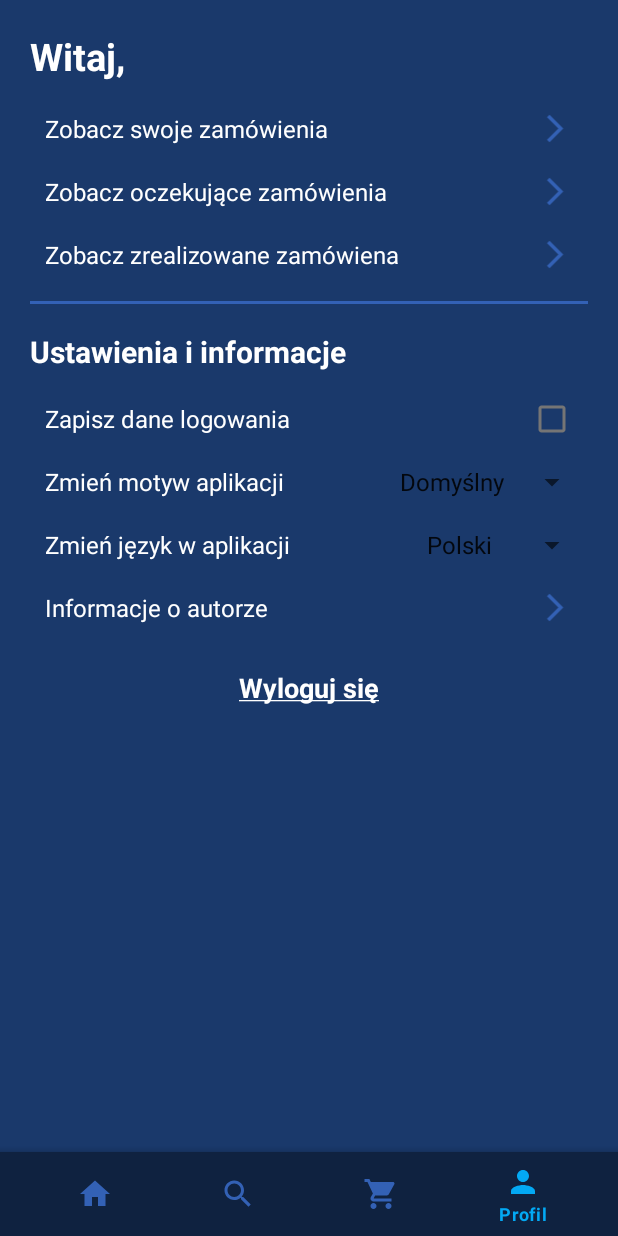
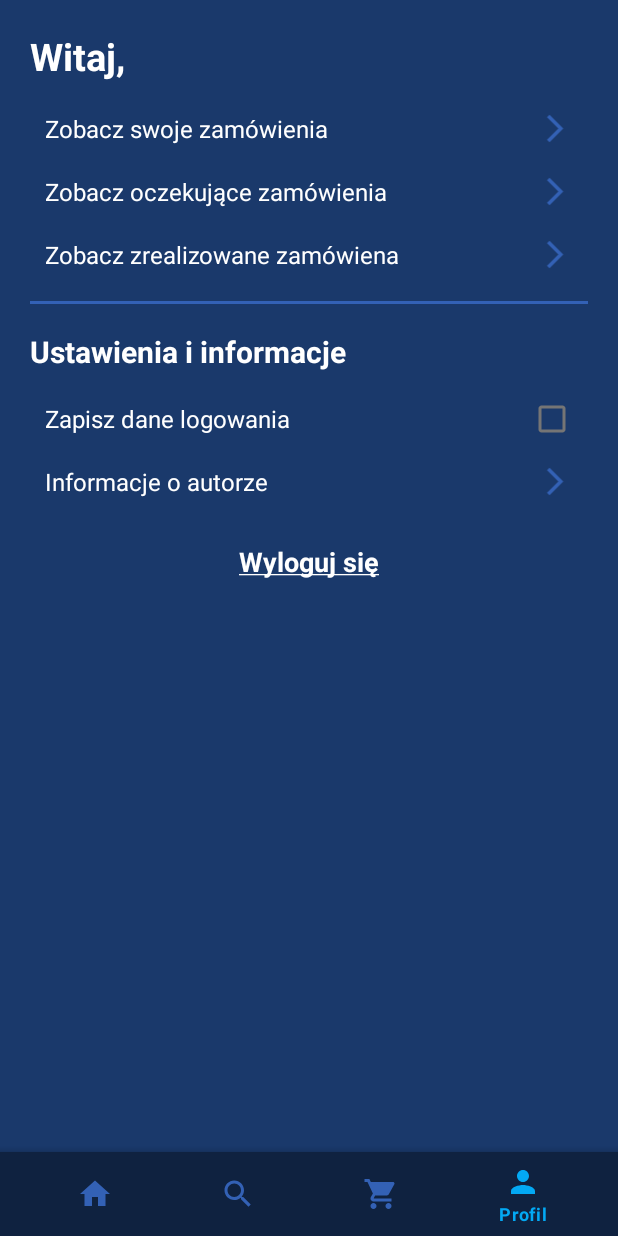
Before and after one commit to Jaszun/bookshop_mobile_app, an Android app: the screen it shows after launch (MainActivity), item 4 of the bottom bar chosen, on a phone screen of 412 x 824 dp. Run offline under Robolectric (Android 15) with nearby library versions, the phone set to English and light mode, and no system bars; 2 statements that could not run were skipped.

Commit message:
Made some final small fixes

```diff
--- a/app/src/main/java/com/example/zaliczeniesklep/MainActivity.java
+++ b/app/src/main/java/com/example/zaliczeniesklep/MainActivity.java
@@ -69,9 +69,6 @@ public class MainActivity extends AppCompatActivity {
 
     private boolean admin = false;
     private boolean rememberUser = false;
-
-    // TODO - add AddNewBookFragment and update addNewBook method
-
     @Override
     protected void onCreate(Bundle savedInstanceState) {
         super.onCreate(savedInstanceState);
@@ -551,23 +548,23 @@ public class MainActivity extends AppCompatActivity {
         Button button = this.findViewById(R.id.login_button);
 
         if (button != null){
-            Spinner themeSpinner = this.findViewById(R.id.choose_theme);
-            Spinner langSpinner = this.findViewById(R.id.choose_language);
+//            Spinner themeSpinner = this.findViewById(R.id.choose_theme);
+//            Spinner langSpinner = this.findViewById(R.id.choose_language);
             RelativeLayout appInfo = this.findViewById(R.id.app_info);
             RelativeLayout checkOrders = this.findViewById(R.id.check_orders);
 
             if (button.isEnabled()){
                 button.setEnabled(false);
-                themeSpinner.setEnabled(false);
-                langSpinner.setEnabled(false);
+//                themeSpinner.setEnabled(false);
+//                langSpinner.setEnabled(false);
                 appInfo.setVisibility(View.GONE);
                 checkOrders.setVisibility(View.GONE);
             }
 
             else{
                 button.setEnabled(true);
-                themeSpinner.setEnabled(true);
-                langSpinner.setEnabled(true);
+//                themeSpinner.setEnabled(true);
+//                langSpinner.setEnabled(true);
                 appInfo.setVisibility(View.VISIBLE);
                 checkOrders.setVisibility(View.VISIBLE);
             }
--- a/app/src/main/java/com/example/zaliczeniesklep/fragments/ProfileFragment.java
+++ b/app/src/main/java/com/example/zaliczeniesklep/fragments/ProfileFragment.java
@@ -38,10 +38,8 @@ public class ProfileFragment extends Fragment {
     private TextView welcomeMessageTextView;
     private TextView logoutTextView;
 
-    private Spinner chooseThemeSpinner;
-    private Spinner chooseLangSpinner;
-
-    // TODO - make changing theme and language work or delete it
+//    private Spinner chooseThemeSpinner;
+//    private Spinner chooseLangSpinner;
 
     @Nullable
     @Override
@@ -82,18 +80,18 @@ public class ProfileFragment extends Fragment {
 
         logoutTextView.setOnClickListener(v -> logout());
 
-        chooseThemeSpinner = view.findViewById(R.id.choose_theme);
-        chooseLangSpinner = view.findViewById(R.id.choose_language);
+//        chooseThemeSpinner = view.findViewById(R.id.choose_theme);
+//        chooseLangSpinner = view.findViewById(R.id.choose_language);
 
-        ArrayAdapter<CharSequence> adapter = ArrayAdapter.createFromResource(activity, R.array.themes, android.R.layout.simple_spinner_item);
-        adapter.setDropDownViewResource(android.R.layout.simple_spinner_dropdown_item);
-
-        chooseThemeSpinner.setAdapter(adapter);
-
-        adapter = ArrayAdapter.createFromResource(activity, R.array.languages, android.R.layout.simple_spinner_item);
-        adapter.setDropDownViewResource(android.R.layout.simple_spinner_dropdown_item);
-
-        chooseLangSpinner.setAdapter(adapter);
+//        ArrayAdapter<CharSequence> adapter = ArrayAdapter.createFromResource(activity, R.array.themes, android.R.layout.simple_spinner_item);
+//        adapter.setDropDownViewResource(android.R.layout.simple_spinner_dropdown_item);
+//
+//        chooseThemeSpinner.setAdapter(adapter);
+//
+//        adapter = ArrayAdapter.createFromResource(activity, R.array.languages, android.R.layout.simple_spinner_item);
+//        adapter.setDropDownViewResource(android.R.layout.simple_spinner_dropdown_item);
+//
+//        chooseLangSpinner.setAdapter(adapter);
 
         loginButton.setOnClickListener(v -> runSignInFragment());
 
--- a/app/src/main/res/layout/fragment_profile.xml
+++ b/app/src/main/res/layout/fragment_profile.xml
@@ -194,49 +194,49 @@
 
                 </RelativeLayout>
 
-                <TextView
-                    android:id="@+id/change_theme_text_view"
-                    android:layout_width="wrap_content"
-                    android:layout_height="wrap_content"
-                    android:layout_below="@id/save_login_info"
-                    android:text="@string/change_theme"
-                    android:textColor="@color/white"
-                    android:textSize="16dp"
-                    android:layout_marginTop="20dp"
-                    android:layout_marginLeft="10dp"
-                    android:layout_marginRight="60dp"/>
+<!--                <TextView-->
+<!--                    android:id="@+id/change_theme_text_view"-->
+<!--                    android:layout_width="wrap_content"-->
+<!--                    android:layout_height="wrap_content"-->
+<!--                    android:layout_below="@id/save_login_info"-->
+<!--                    android:text="@string/change_theme"-->
+<!--                    android:textColor="@color/white"-->
+<!--                    android:textSize="16dp"-->
+<!--                    android:layout_marginTop="20dp"-->
+<!--                    android:layout_marginLeft="10dp"-->
+<!--                    android:layout_marginRight="60dp"/>-->
 
-                <Spinner
-                    android:id="@+id/choose_theme"
-                    android:layout_width="wrap_content"
-                    android:layout_height="22dp"
-                    android:layout_alignBottom="@id/change_theme_text_view"
-                    android:layout_alignParentRight="true" />
+<!--                <Spinner-->
+<!--                    android:id="@+id/choose_theme"-->
+<!--                    android:layout_width="wrap_content"-->
+<!--                    android:layout_height="22dp"-->
+<!--                    android:layout_alignBottom="@id/change_theme_text_view"-->
+<!--                    android:layout_alignParentRight="true" />-->
 
-                <TextView
-                    android:id="@+id/change_language_text_view"
-                    android:layout_width="wrap_content"
-                    android:layout_height="wrap_content"
-                    android:layout_below="@id/change_theme_text_view"
-                    android:text="@string/change_language"
-                    android:textColor="@color/white"
-                    android:textSize="16dp"
-                    android:layout_marginTop="20dp"
-                    android:layout_marginLeft="10dp"
-                    android:layout_marginRight="60dp"/>
+<!--                <TextView-->
+<!--                    android:id="@+id/change_language_text_view"-->
+<!--                    android:layout_width="wrap_content"-->
+<!--                    android:layout_height="wrap_content"-->
+<!--                    android:layout_below="@id/change_theme_text_view"-->
+<!--                    android:text="@string/change_language"-->
+<!--                    android:textColor="@color/white"-->
+<!--                    android:textSize="16dp"-->
+<!--                    android:layout_marginTop="20dp"-->
+<!--                    android:layout_marginLeft="10dp"-->
+<!--                    android:layout_marginRight="60dp"/>-->
 
-                <Spinner
-                    android:id="@+id/choose_language"
-                    android:layout_width="wrap_content"
-                    android:layout_height="22dp"
-                    android:layout_alignBottom="@id/change_language_text_view"
-                    android:layout_alignParentRight="true"/>
+<!--                <Spinner-->
+<!--                    android:id="@+id/choose_language"-->
+<!--                    android:layout_width="wrap_content"-->
+<!--                    android:layout_height="22dp"-->
+<!--                    android:layout_alignBottom="@id/change_language_text_view"-->
+<!--                    android:layout_alignParentRight="true"/>-->
 
                 <RelativeLayout
                     android:id="@+id/app_info"
                     android:layout_width="match_parent"
                     android:layout_height="wrap_content"
-                    android:layout_below="@id/change_language_text_view"
+                    android:layout_below="@id/save_login_info"
                     android:layout_marginTop="20dp">
 
                     <TextView
```
